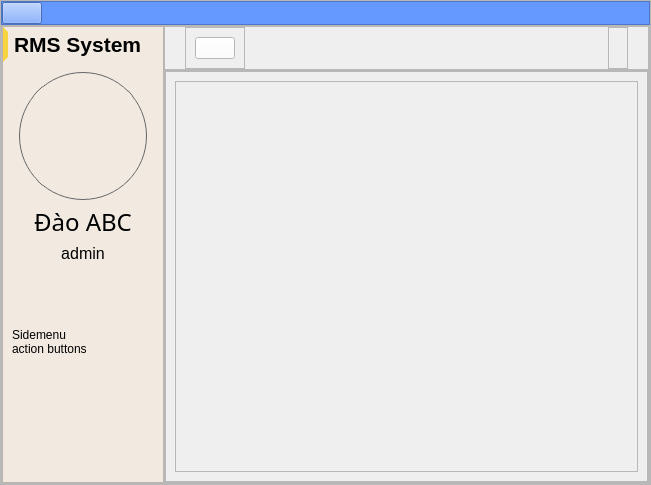
Old version of the form Frontend/Design/design.ui in the repository Qyt0109/RMS.
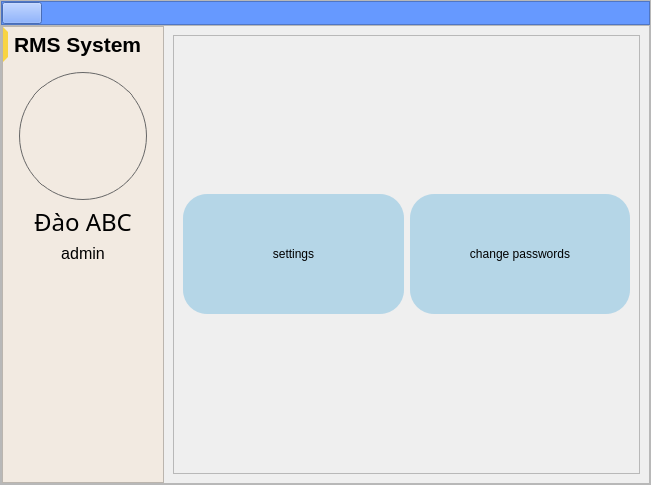
New version of the form. The open tabs and pages were chosen to show the change.

What changed in the file:
```diff
--- a/Frontend/Design/design.ui
+++ b/Frontend/Design/design.ui
@@ -297,14 +297,6 @@
                 <property name="bottomMargin">
                  <number>64</number>
                 </property>
-                <item>
-                 <widget class="QLabel" name="label_9">
-                  <property name="text">
-                   <string>Sidemenu
-action buttons</string>
-                  </property>
-                 </widget>
-                </item>
                </layout>
               </widget>
              </item>
@@ -793,22 +785,7 @@
                 <property name="frameShadow">
                  <enum>QFrame::Raised</enum>
                 </property>
-                <layout class="QHBoxLayout" name="horizontalLayout_12">
-                 <property name="spacing">
-                  <number>20</number>
-                 </property>
-                 <property name="leftMargin">
-                  <number>12</number>
-                 </property>
-                 <property name="topMargin">
-                  <number>64</number>
-                 </property>
-                 <property name="rightMargin">
-                  <number>12</number>
-                 </property>
-                 <property name="bottomMargin">
-                  <number>64</number>
-                 </property>
+                <layout class="QHBoxLayout" name="horizontalLayout">
                  <item>
                   <widget class="QPushButton" name="pushButton_SettingsAccount">
                    <property name="minimumSize">
@@ -824,7 +801,7 @@
                     </size>
                    </property>
                    <property name="text">
-                    <string>PushButton</string>
+                    <string>settings</string>
                    </property>
                   </widget>
                  </item>
@@ -843,7 +820,7 @@
                     </size>
                    </property>
                    <property name="text">
-                    <string>PushButton</string>
+                    <string>change passwords</string>
                    </property>
                   </widget>
                  </item>
@@ -852,141 +829,6 @@
               </item>
              </layout>
             </widget>
-            <widget class="QWidget" name="page_List">
-             <layout class="QVBoxLayout" name="verticalLayout_14">
-              <property name="spacing">
-               <number>0</number>
-              </property>
-              <property name="leftMargin">
-               <number>0</number>
-              </property>
-              <property name="topMargin">
-               <number>0</number>
-              </property>
-              <property name="rightMargin">
-               <number>0</number>
-              </property>
-              <property name="bottomMargin">
-               <number>0</number>
-              </property>
-              <item>
-               <widget class="QFrame" name="frame_5">
-                <property name="frameShape">
-                 <enum>QFrame::StyledPanel</enum>
-                </property>
-                <property name="frameShadow">
-                 <enum>QFrame::Raised</enum>
-                </property>
-                <layout class="QHBoxLayout" name="horizontalLayout">
-                 <property name="spacing">
-                  <number>20</number>
-                 </property>
-                 <property name="leftMargin">
-                  <number>20</number>
-                 </property>
-                 <property name="topMargin">
-                  <number>0</number>
-                 </property>
-                 <property name="rightMargin">
-                  <number>20</number>
-                 </property>
-                 <property name="bottomMargin">
-                  <number>0</number>
-                 </property>
-                 <item alignment="Qt::AlignLeft">
-                  <widget class="QFrame" name="frame_List_NavigationButtons">
-                   <property name="frameShape">
-                    <enum>QFrame::StyledPanel</enum>
-                   </property>
-                   <property name="frameShadow">
-                    <enum>QFrame::Raised</enum>
-                   </property>
-                   <layout class="QHBoxLayout" name="horizontalLayout_8">
-                    <item>
-                     <widget class="QPushButton" name="pushButton_4">
-                      <property name="styleSheet">
-                       <string notr="true">background-color: rgb(255, 255, 255);</string>
-                      </property>
-                      <property name="text">
-                       <string/>
-                      </property>
-                     </widget>
-                    </item>
-                   </layout>
-                  </widget>
-                 </item>
-                 <item alignment="Qt::AlignRight">
-                  <widget class="QFrame" name="frame_List_FunctionalButtons">
-                   <property name="frameShape">
-                    <enum>QFrame::StyledPanel</enum>
-                   </property>
-                   <property name="frameShadow">
-                    <enum>QFrame::Raised</enum>
-                   </property>
-                   <layout class="QHBoxLayout" name="horizontalLayout_10"/>
-                  </widget>
-                 </item>
-                </layout>
-               </widget>
-              </item>
-              <item>
-               <widget class="QFrame" name="frame_List">
-                <property name="frameShape">
-                 <enum>QFrame::StyledPanel</enum>
-                </property>
-                <property name="frameShadow">
-                 <enum>QFrame::Raised</enum>
-                </property>
-                <layout class="QVBoxLayout" name="verticalLayout_15">
-                 <property name="spacing">
-                  <number>0</number>
-                 </property>
-                 <property name="leftMargin">
-                  <number>0</number>
-                 </property>
-                 <property name="topMargin">
-                  <number>0</number>
-                 </property>
-                 <property name="rightMargin">
-                  <number>0</number>
-                 </property>
-                 <property name="bottomMargin">
-                  <number>0</number>
-                 </property>
-                 <item>
-                  <widget class="QScrollArea" name="scrollArea_List">
-                   <property name="widgetResizable">
-                    <bool>true</bool>
-                   </property>
-                   <widget class="QWidget" name="scrollAreaWidgetContents_List">
-                    <property name="geometry">
-                     <rect>
-                      <x>0</x>
-                      <y>0</y>
-                      <width>481</width>
-                      <height>411</height>
-                     </rect>
-                    </property>
-                    <layout class="QVBoxLayout" name="verticalLayout_16">
-                     <item>
-                      <widget class="QFrame" name="frame_List_Container">
-                       <property name="frameShape">
-                        <enum>QFrame::StyledPanel</enum>
-                       </property>
-                       <property name="frameShadow">
-                        <enum>QFrame::Raised</enum>
-                       </property>
-                      </widget>
-                     </item>
-                    </layout>
-                   </widget>
-                  </widget>
-                 </item>
-                </layout>
-               </widget>
-              </item>
-             </layout>
-            </widget>
             <widget class="QWidget" name="page_Database">
              <layout class="QVBoxLayout" name="verticalLayout_17">
               <property name="spacing">
```
Left out of the diff: 212 changed lines with no effect on the pictures.
